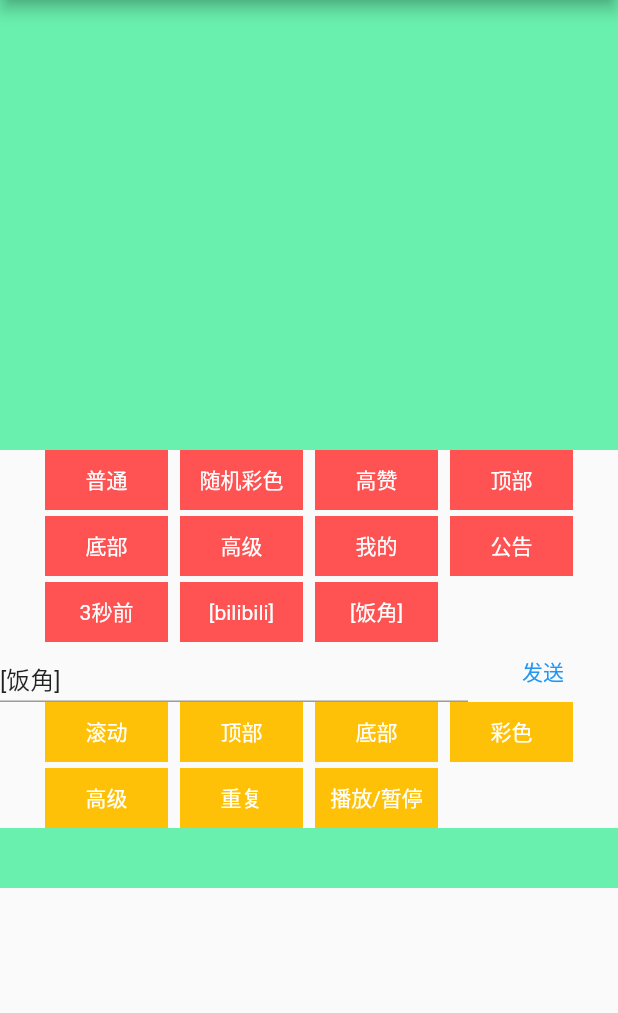
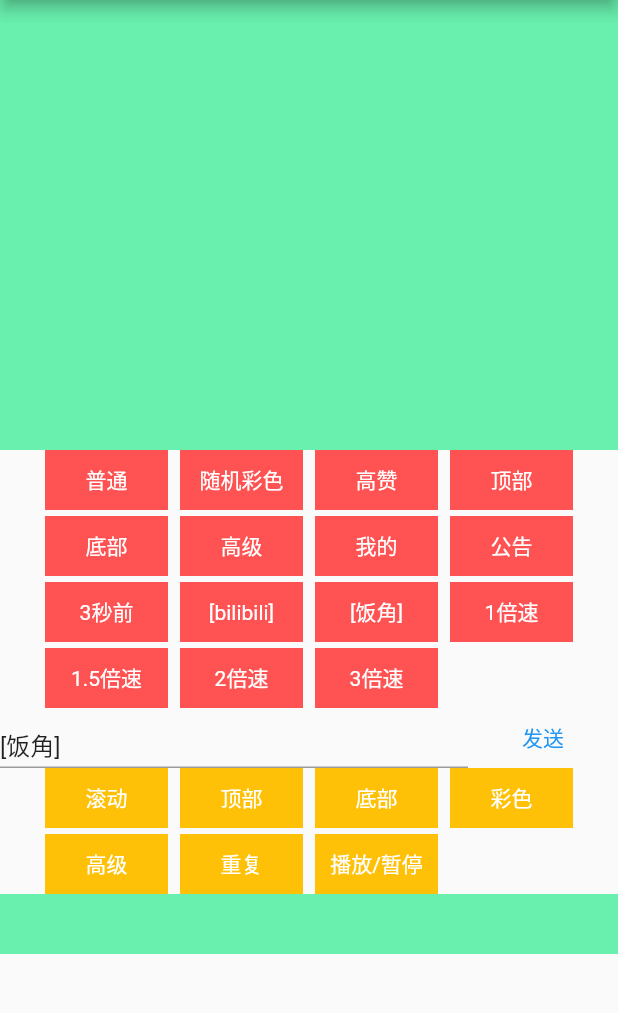
Before and after one commit to LiuShuai92/fanjiao_danmu, a Flutter app: the screen it shows after launch, on a phone screen of 412 x 824 dp, the part 84-1097 px from its top. Run offline on Flutter 3.47's test engine with Material 2 defaults, Android fonts, the phone set to English and light mode, and no system bars.

Commit message:
feat: 增加弹幕倍速播放功能

```diff
--- a/example/lib/main.dart
+++ b/example/lib/main.dart
@@ -336,6 +336,30 @@ class _MyAppState extends State<MyApp> with FanjiaoDanmuTooltipMixin {
               ));
             },
           ),
+          getButton(
+            "1倍速",
+            () {
+              danmuController.rate = 1;
+            },
+          ),
+          getButton(
+            "1.5倍速",
+            () {
+              danmuController.rate = 1.5;
+            },
+          ),
+          getButton(
+            "2倍速",
+            () {
+              danmuController.rate = 2;
+            },
+          ),
+          getButton(
+            "3倍速",
+            () {
+              danmuController.rate = 3;
+            },
+          ),
         ],
       );
 
--- a/lib/fanjiao_danmu/danmu_controller.dart
+++ b/lib/fanjiao_danmu/danmu_controller.dart
@@ -38,6 +38,9 @@ class DanmuController<T extends DanmuModel>
   bool _isFullShown = true;
   bool _isAllFullShown = true;
 
+  /// 弹幕倍速播放
+  double _rate = 1;
+
   ///下一桢动画会执行一次强制刷新
   set onceForceRefresh(bool onceForceRefresh) =>
       _onceForceRefresh = onceForceRefresh;
@@ -47,6 +50,10 @@ class DanmuController<T extends DanmuModel>
     _onceForceRefresh = false;
     return result;
   }
+
+  double get rate => _rate;
+
+  set rate(double rate) => _rate = rate;
 
   DanmuStatus get state => _status;
 
@@ -165,6 +172,7 @@ class DanmuController<T extends DanmuModel>
     if (_status == DanmuStatus.pause || dElapsed == Duration.zero) {
       return;
     }
+    dElapsed *= _rate;
     Duration newProgress = progress + dElapsed;
     _internalSetValue(newProgress);
     if (state == DanmuStatus.completed) {
--- a/pubspec.yaml
+++ b/pubspec.yaml
@@ -17,7 +17,7 @@ homepage: https://github.com/LiuShuai92/fanjiao_danmu
 # https://developer.apple.com/library/archive/documentation/General/Reference/InfoPlistKeyReference/Articles/CoreFoundationKeys.html
 # In Windows, build-name is used as the major, minor, and patch parts
 # of the product and file versions while build-number is used as the build suffix.
-version: 0.3.0
+version: 0.4.0
 
 environment:
   sdk: '>=2.14.0 <4.0.0'
```
Also changed, not shown: example/pubspec.lock, 1 other file.
